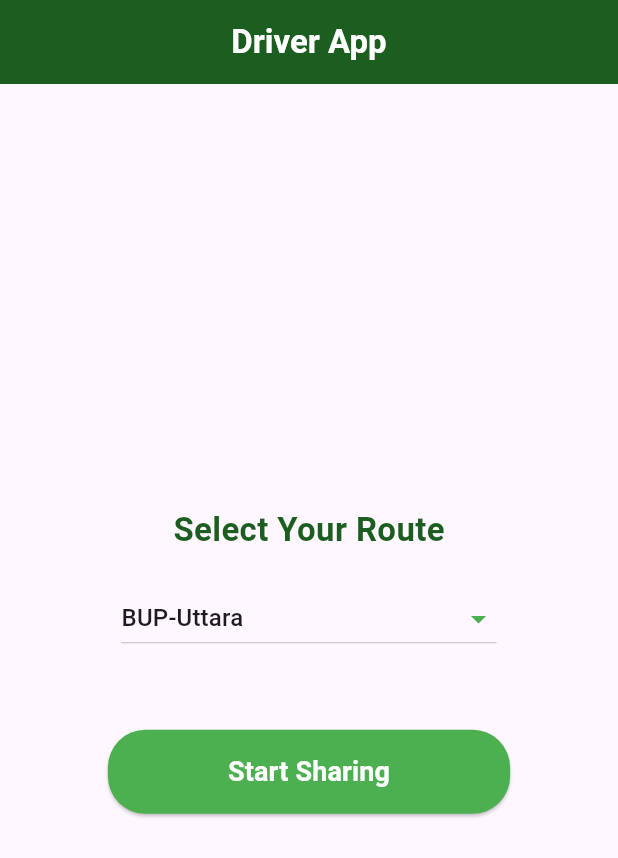
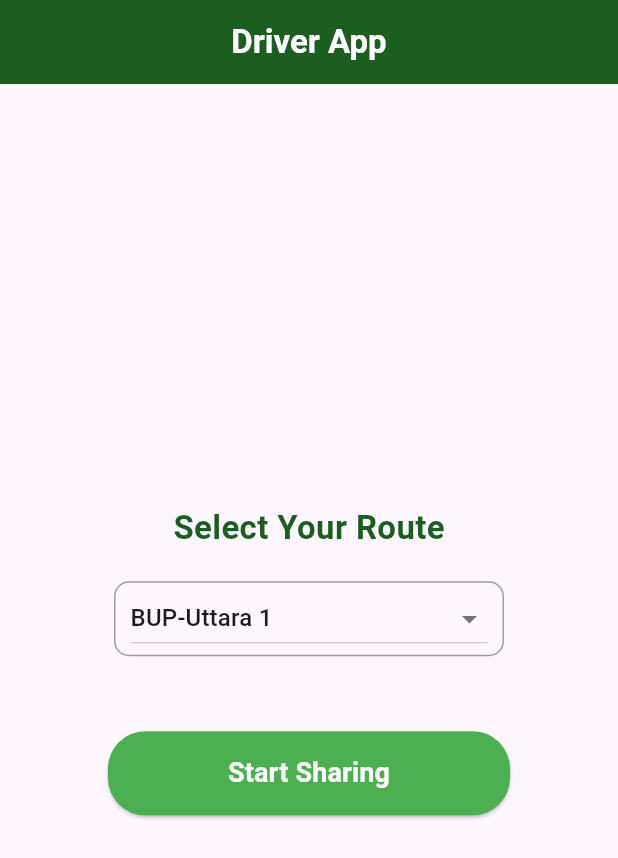
Before and after one commit to Samiul-Hossen-Sarkar-Santo/bus_tracker_driver_app, a Flutter app: the screen it shows after launch, on a phone screen of 412 x 824 dp. Shown: the top 858 px of the screen. Run offline on Flutter 3.47's test engine with Material 3 defaults, Android fonts, the phone set to English and light mode, and no system bars; our stand-ins replace firebase_core, firebase_database, google_maps_flutter, location, permission_handler; accounts and stored records are empty.

Commit message:
Updated route names and added additional bus routes; enhanced dropdown styling and notification options for location sharing.

```diff
--- a/lib/screens/home_screen.dart
+++ b/lib/screens/home_screen.dart
@@ -6,15 +6,20 @@ class HomeScreen extends StatefulWidget {
   _HomeScreenState createState() => _HomeScreenState();
 }
 
-String selectedRoute = "BUP-Uttara";
+String selectedRoute = "BUP-Uttara 1";
 
 class _HomeScreenState extends State<HomeScreen> {
   final List<String> routes = [
-    "BUP-Uttara",
-    "BUP-JFP-Kakrail",
-    "BUP-Maghbazar-Kakrail",
-    "BUP-Shahbagh",
-    "BUP-Khamar Bari Mor",
+    "BUP-Uttara 1",
+    "BUP-Uttara 2",
+    "BUP-JFP-Kakrail 1",
+    "BUP-JFP-Kakrail 2",
+    "BUP-Maghbazar-Kakrail 1",
+    "BUP-Maghbazar-Kakrail 2",
+    "BUP-Shahbagh 1",
+    "BUP-Shahbagh 2",
+    "BUP-Khamar Bari Mor 1",
+    "BUP-Khamar Bari Mor 2",
     "BUP-Asad Gate 1",
     "BUP-Asad Gate 2",
     "BUP-City College 1",
@@ -48,11 +53,19 @@ class _HomeScreenState extends State<HomeScreen> {
               ),
               const SizedBox(height: 20),
               SizedBox(
-                width: 250, // Set the desired width
+                width: 260, // Set the desired width
+                child: Container(
+                  padding: const EdgeInsets.symmetric(horizontal: 10),
+                  decoration: BoxDecoration(
+                    borderRadius: BorderRadius.circular(10),
+                    border: Border.all(
+                      color: Colors.grey,
+                    ),
+                  ),
                   child: DropdownButton<String>(
                     value: selectedRoute,
                     isExpanded: true,
-                  icon: const Icon(Icons.arrow_drop_down, color: Colors.green),
+                    icon: Icon(Icons.arrow_drop_down, color: Colors.grey[600]),
                     borderRadius: BorderRadius.circular(15),
                     dropdownColor: Colors.white,
                     items: routes
@@ -69,6 +82,7 @@ class _HomeScreenState extends State<HomeScreen> {
                         selectedRoute = value!;
                       });
                     },
+                  ),
                 ),
               ),
               const SizedBox(height: 50),
```
Also changed, not shown: lib/screens/map_screen.dart (+27 -6 lines). Lines whose indentation alone changed are shown as unchanged.
